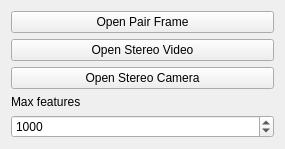
Above: app/SlamExperiments/MainWindow.ui from MimusTriurus/OpenCvExperiments before the change. Below: the same form after it.
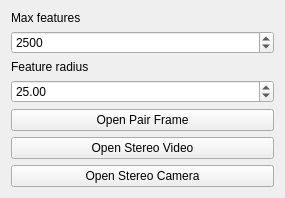
That is the form after the change.

Patch:
```diff
--- a/app/SlamExperiments/MainWindow.ui
+++ b/app/SlamExperiments/MainWindow.ui
@@ -7,7 +7,7 @@
     <x>0</x>
     <y>0</y>
     <width>285</width>
-    <height>141</height>
+    <height>189</height>
    </rect>
   </property>
   <property name="windowTitle">
@@ -15,27 +15,6 @@
   </property>
   <widget class="QWidget" name="centralWidget">
    <layout class="QVBoxLayout" name="verticalLayout">
-    <item>
-     <widget class="QPushButton" name="btnOpenPairFrame">
-      <property name="text">
-       <string>Open Pair Frame</string>
-      </property>
-     </widget>
-    </item>
-    <item>
-     <widget class="QPushButton" name="btnOpenStereoVideo">
-      <property name="text">
-       <string>Open Stereo Video</string>
-      </property>
-     </widget>
-    </item>
-    <item>
-     <widget class="QPushButton" name="btnOpenStereoCam">
-      <property name="text">
-       <string>Open Stereo Camera</string>
-      </property>
-     </widget>
-    </item>
     <item>
      <widget class="QLabel" name="lblMaxFeatures">
       <property name="text">
@@ -55,7 +34,48 @@
        <number>100</number>
       </property>
       <property name="value">
-       <number>1000</number>
+       <number>2500</number>
+      </property>
+     </widget>
+    </item>
+    <item>
+     <widget class="QLabel" name="lblFeatureRadius">
+      <property name="text">
+       <string>Feature radius</string>
+      </property>
+     </widget>
+    </item>
+    <item>
+     <widget class="QDoubleSpinBox" name="cbFeatureRadius">
+      <property name="minimum">
+       <double>1.000000000000000</double>
+      </property>
+      <property name="singleStep">
+       <double>0.100000000000000</double>
+      </property>
+      <property name="value">
+       <double>25.000000000000000</double>
+      </property>
+     </widget>
+    </item>
+    <item>
+     <widget class="QPushButton" name="btnOpenPairFrame">
+      <property name="text">
+       <string>Open Pair Frame</string>
+      </property>
+     </widget>
+    </item>
+    <item>
+     <widget class="QPushButton" name="btnOpenStereoVideo">
+      <property name="text">
+       <string>Open Stereo Video</string>
+      </property>
+     </widget>
+    </item>
+    <item>
+     <widget class="QPushButton" name="btnOpenStereoCam">
+      <property name="text">
+       <string>Open Stereo Camera</string>
       </property>
      </widget>
     </item>
```
